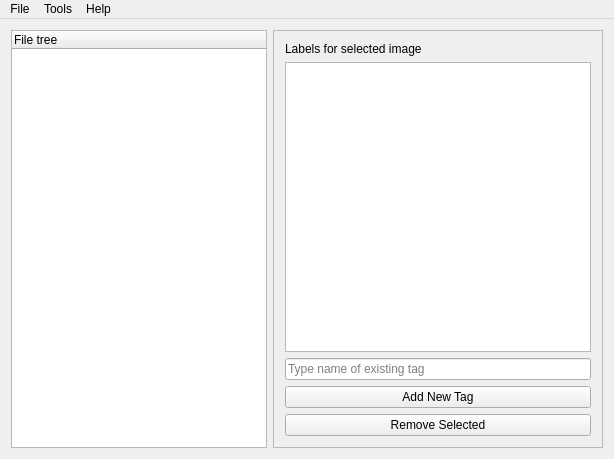
First picture: the form in hintergrund-ui/mainwindow.ui, repository univrsal/hintergrund, before the edit.
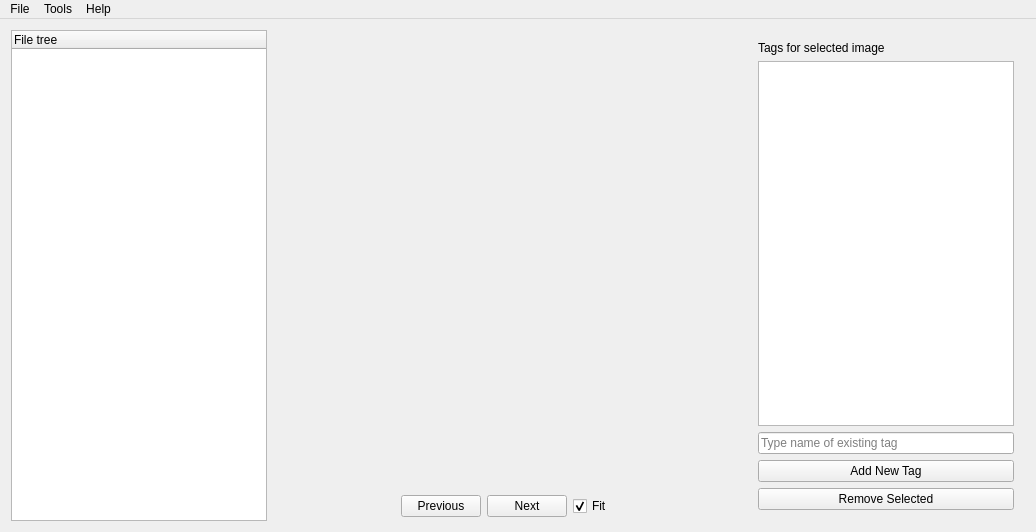
Second picture: the form after the edit.

Commit message: tag dialog works image preview

```diff
--- a/hintergrund-ui/mainwindow.ui
+++ b/hintergrund-ui/mainwindow.ui
@@ -6,8 +6,8 @@
    <rect>
     <x>0</x>
     <y>0</y>
-    <width>614</width>
-    <height>459</height>
+    <width>1036</width>
+    <height>532</height>
    </rect>
   </property>
   <property name="windowTitle">
@@ -18,7 +18,7 @@
     <item>
      <widget class="QTreeWidget" name="file_tree">
       <property name="sizePolicy">
-       <sizepolicy hsizetype="Minimum" vsizetype="Expanding">
+       <sizepolicy hsizetype="Fixed" vsizetype="Expanding">
         <horstretch>0</horstretch>
         <verstretch>0</verstretch>
        </sizepolicy>
@@ -31,7 +31,7 @@
      </widget>
     </item>
     <item>
-     <widget class="QFrame" name="frame_options">
+     <widget class="QFrame" name="frame_center">
       <property name="sizePolicy">
        <sizepolicy hsizetype="Minimum" vsizetype="Preferred">
         <horstretch>0</horstretch>
@@ -39,7 +39,130 @@
        </sizepolicy>
       </property>
       <property name="frameShape">
-       <enum>QFrame::StyledPanel</enum>
+       <enum>QFrame::NoFrame</enum>
+      </property>
+      <property name="frameShadow">
+       <enum>QFrame::Raised</enum>
+      </property>
+      <layout class="QVBoxLayout" name="verticalLayout_2">
+       <property name="leftMargin">
+        <number>2</number>
+       </property>
+       <property name="topMargin">
+        <number>2</number>
+       </property>
+       <property name="rightMargin">
+        <number>2</number>
+       </property>
+       <property name="bottomMargin">
+        <number>2</number>
+       </property>
+       <item>
+        <widget class="QLabel" name="lbl_image">
+         <property name="sizePolicy">
+          <sizepolicy hsizetype="Minimum" vsizetype="Expanding">
+           <horstretch>0</horstretch>
+           <verstretch>0</verstretch>
+          </sizepolicy>
+         </property>
+         <property name="text">
+          <string/>
+         </property>
+        </widget>
+       </item>
+       <item>
+        <widget class="QFrame" name="frame">
+         <property name="sizePolicy">
+          <sizepolicy hsizetype="Preferred" vsizetype="Minimum">
+           <horstretch>0</horstretch>
+           <verstretch>0</verstretch>
+          </sizepolicy>
+         </property>
+         <property name="frameShape">
+          <enum>QFrame::NoFrame</enum>
+         </property>
+         <property name="frameShadow">
+          <enum>QFrame::Raised</enum>
+         </property>
+         <layout class="QHBoxLayout" name="horizontalLayout_2">
+          <property name="leftMargin">
+           <number>2</number>
+          </property>
+          <property name="topMargin">
+           <number>2</number>
+          </property>
+          <property name="rightMargin">
+           <number>2</number>
+          </property>
+          <property name="bottomMargin">
+           <number>2</number>
+          </property>
+          <item>
+           <spacer name="horizontalSpacer">
+            <property name="orientation">
+             <enum>Qt::Horizontal</enum>
+            </property>
+            <property name="sizeHint" stdset="0">
+             <size>
+              <width>40</width>
+              <height>20</height>
+             </size>
+            </property>
+           </spacer>
+          </item>
+          <item>
+           <widget class="QPushButton" name="btn_prev">
+            <property name="text">
+             <string>Previous</string>
+            </property>
+           </widget>
+          </item>
+          <item>
+           <widget class="QPushButton" name="btn_next">
+            <property name="text">
+             <string>Next</string>
+            </property>
+           </widget>
+          </item>
+          <item>
+           <widget class="QCheckBox" name="cb_fit">
+            <property name="text">
+             <string>Fit</string>
+            </property>
+            <property name="checked">
+             <bool>true</bool>
+            </property>
+           </widget>
+          </item>
+          <item>
+           <spacer name="horizontalSpacer_2">
+            <property name="orientation">
+             <enum>Qt::Horizontal</enum>
+            </property>
+            <property name="sizeHint" stdset="0">
+             <size>
+              <width>40</width>
+              <height>20</height>
+             </size>
+            </property>
+           </spacer>
+          </item>
+         </layout>
+        </widget>
+       </item>
+      </layout>
+     </widget>
+    </item>
+    <item>
+     <widget class="QFrame" name="frame_options">
+      <property name="sizePolicy">
+       <sizepolicy hsizetype="Fixed" vsizetype="Minimum">
+        <horstretch>0</horstretch>
+        <verstretch>0</verstretch>
+       </sizepolicy>
+      </property>
+      <property name="frameShape">
+       <enum>QFrame::NoFrame</enum>
       </property>
       <property name="frameShadow">
        <enum>QFrame::Raised</enum>
@@ -48,7 +171,7 @@
        <item>
         <widget class="QLabel" name="lbl_tags">
          <property name="text">
-          <string>Labels for selected image</string>
+          <string>Tags for selected image</string>
          </property>
         </widget>
        </item>
@@ -93,7 +216,7 @@
     <rect>
      <x>0</x>
      <y>0</y>
-     <width>614</width>
+     <width>1036</width>
      <height>20</height>
     </rect>
    </property>
```
Left out of the diff: 15 changed lines with no effect on the pictures. The commit also changes 8 other files.
